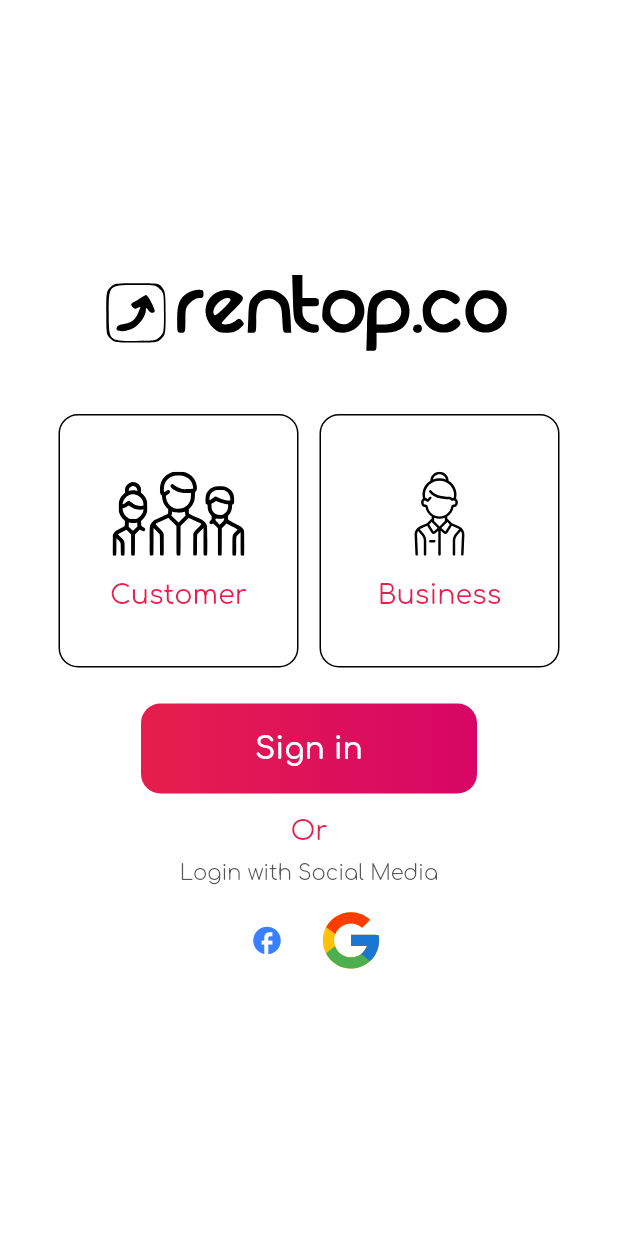
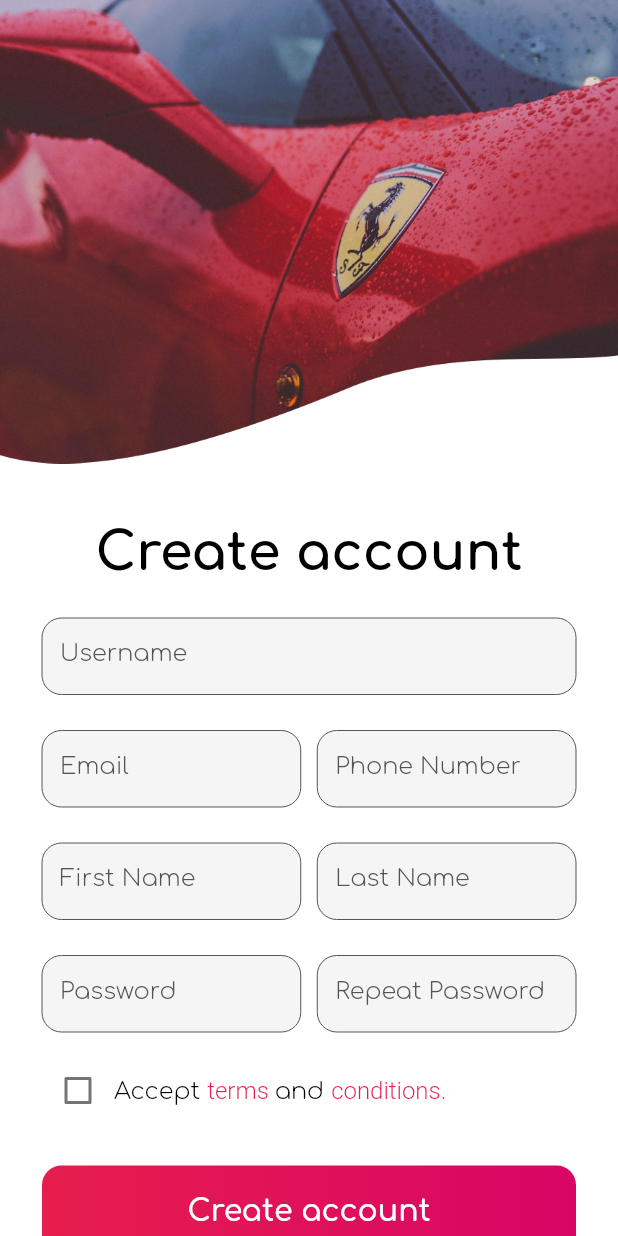
Before and after one commit to Kwayes-Information-Technology/Rentop, a Flutter app: the WelcomeScreen screen opened directly, after a tap on "Customer", on a phone screen of 412 x 824 dp. Run offline on Flutter 3.47's test engine with Material 2 defaults, Android fonts, the phone set to English and light mode, and no system bars; drawn by our look-alikes of getwidget; our stand-ins replace flutter_svg.

Commit message:
Rentop Update v5
-SignUp Screen Implemented
-Rentop TextField Implemented

```diff
--- a/lib/infrastructure/core/assets.dart
+++ b/lib/infrastructure/core/assets.dart
@@ -4,4 +4,5 @@
   static const String customerVector = "assets/images/icons/customer.svg";
   static const String businessVector = "assets/images/icons/business.svg";
   static const String googleVector = "assets/images/icons/google.svg";
+  static const String carEclipse = "assets/images/images/car_eclipse.png";
 }
--- a/lib/presentation/core/app_widget.dart
+++ b/lib/presentation/core/app_widget.dart
@@ -10,6 +10,7 @@
     return MaterialApp(
       debugShowCheckedModeBanner: false,
       theme: rentopTheme(),
+      locale: const Locale('en', "US"),
       home: const SplashScreen(),
     );
   }
--- /dev/null
+++ b/lib/presentation/signup/signup_screen.dart
@@ -0,0 +1,167 @@
+import 'package:flutter/material.dart';
+import 'package:rentop/infrastructure/core/assets.dart';
+import 'package:rentop/infrastructure/style/colors.dart';
+import 'package:rentop/presentation/widgets/rentop_buttons.dart';
+import 'package:rentop/presentation/widgets/rentop_textfields.dart';
+
+class SignUpScreen extends StatelessWidget {
+  const SignUpScreen({super.key});
+
+  @override
+  Widget build(BuildContext context) {
+    return Scaffold(
+      resizeToAvoidBottomInset: true,
+      body: SingleChildScrollView(
+        child: Column(
+          children: [
+            Image.asset(Assets.carEclipse),
+            const SizedBox(
+              height: 40,
+            ),
+            Text(
+              "Create account",
+              style: Theme.of(context).textTheme.headline1,
+            ),
+            const SizedBox(
+              height: 24,
+            ),
+            Form(
+              child: Padding(
+                padding: const EdgeInsets.symmetric(horizontal: 28),
+                child: Column(
+                  children: [
+                    RentopTextFields.rentopTextField(
+                      context: context,
+                      onChanged: (val) {},
+                      hintText: "Username",
+                    ),
+                    const SizedBox(
+                      height: 24,
+                    ),
+                    Row(
+                      children: [
+                        Flexible(
+                          child: RentopTextFields.rentopTextField(
+                            context: context,
+                            onChanged: (val) {},
+                            hintText: "Email",
+                          ),
+                        ),
+                        const SizedBox(
+                          width: 11,
+                        ),
+                        Flexible(
+                          child: RentopTextFields.rentopTextField(
+                            context: context,
+                            onChanged: (val) {},
+                            hintText: "Phone Number",
+                          ),
+                        ),
+                      ],
+                    ),
+                    const SizedBox(
+                      height: 24,
+                    ),
+                    Row(
+                      children: [
+                        Flexible(
+                          child: RentopTextFields.rentopTextField(
+                            context: context,
+                            onChanged: (val) {},
+                            hintText: "First Name",
+                          ),
+                        ),
+                        const SizedBox(
+                          width: 11,
+                        ),
+                        Flexible(
+                          child: RentopTextFields.rentopTextField(
+                            context: context,
+                            onChanged: (val) {},
+                            hintText: "Last Name",
+                          ),
+                        ),
+                      ],
+                    ),
+                    const SizedBox(
+                      height: 24,
+                    ),
+                    Row(
+                      children: [
+                        Flexible(
+                          child: RentopTextFields.rentopTextField(
+                            context: context,
+                            onChanged: (val) {},
+                            hintText: "Password",
+                          ),
+                        ),
+                        const SizedBox(
+                          width: 11,
+                        ),
+                        Flexible(
+                          child: RentopTextFields.rentopTextField(
+                            context: context,
+                            onChanged: (val) {},
+                            hintText: "Repeat Password",
+                          ),
+                        ),
+                      ],
+                    ),
+                    const SizedBox(
+                      height: 15,
+                    ),
+                    Row(
+                      children: [
+                        Checkbox(
+                          value: false,
+                          onChanged: (val) {},
+                          activeColor: mainColor,
+                        ),
+                        RichText(
+                          text: TextSpan(
+                            style:
+                                Theme.of(context).textTheme.subtitle1!.copyWith(
+                                      color: minorColor,
+                                      fontSize: 16,
+                                    ),
+                            children: <TextSpan>[
+                              const TextSpan(
+                                text: "Accept ",
+                              ),
+                              TextSpan(
+                                text: 'terms ',
+                                style: TextStyle(
+                                  color: mainColor,
+                                ),
+                              ),
+                              const TextSpan(text: 'and '),
+                              TextSpan(
+                                text: 'conditions.',
+                                style: TextStyle(
+                                  color: mainColor,
+                                ),
+                              ),
+                            ],
+                          ),
+                        )
+                      ],
+                    ),
+                    const SizedBox(
+                      height: 26,
+                    ),
+                    RentopButtons.rentopButton(
+                      text: "Create account",
+                      context: context,
+                      onBtnPressed: () {},
+                      width: double.infinity,
+                    )
+                  ],
+                ),
+              ),
+            ),
+          ],
+        ),
+      ),
+    );
+  }
+}
--- a/lib/presentation/splash/splash_screen.dart
+++ b/lib/presentation/splash/splash_screen.dart
@@ -39,6 +39,7 @@
                 context,
                 MaterialPageRoute(builder: (context) => const WelcomeScreen()),
               ),
+              width: 224,
             )
           ],
         ),
--- a/lib/presentation/welcome/welcome_screen.dart
+++ b/lib/presentation/welcome/welcome_screen.dart
@@ -3,6 +3,7 @@
 import 'package:getwidget/getwidget.dart';
 import 'package:rentop/infrastructure/core/assets.dart';
 import 'package:rentop/infrastructure/style/colors.dart';
+import 'package:rentop/presentation/signup/signup_screen.dart';
 import 'package:rentop/presentation/widgets/rentop_buttons.dart';
 import 'package:rentop/presentation/widgets/rentop_logo.dart';
 
@@ -29,13 +30,21 @@
                   RentopButtons.rentopCardButton(
                     text: "Customer",
                     context: context,
-                    onBtnPressed: () {},
+                    onBtnPressed: () => Navigator.push(
+                      context,
+                      MaterialPageRoute(
+                          builder: (context) => const SignUpScreen()),
+                    ),
                     imagePath: Assets.customerVector,
                   ),
                   RentopButtons.rentopCardButton(
                     text: "Business",
                     context: context,
-                    onBtnPressed: () {},
+                    onBtnPressed: () => Navigator.push(
+                      context,
+                      MaterialPageRoute(
+                          builder: (context) => const SignUpScreen()),
+                    ),
                     imagePath: Assets.businessVector,
                   ),
                 ],
@@ -48,6 +57,7 @@
               text: "Sign in",
               context: context,
               onBtnPressed: () {},
+              width: 224,
             ),
             const SizedBox(
               height: 15,
--- a/lib/presentation/widgets/rentop_buttons.dart
+++ b/lib/presentation/widgets/rentop_buttons.dart
@@ -7,10 +7,11 @@
     required String text,
     required BuildContext context,
     required VoidCallback onBtnPressed,
+    required double width,
   }) {
     return Container(
       height: 60,
-      width: 224,
+      width: width,
       decoration: BoxDecoration(
         borderRadius: BorderRadius.circular(13),
         gradient: LinearGradient(
--- /dev/null
+++ b/lib/presentation/widgets/rentop_textfields.dart
@@ -0,0 +1,40 @@
+import 'package:flutter/material.dart';
+import 'package:rentop/infrastructure/style/colors.dart';
+
+class RentopTextFields {
+  static Widget rentopTextField({
+    required BuildContext context,
+    required Function(String)? onChanged,
+    required String hintText,
+  }) {
+    return SizedBox(
+      height: 51,
+      child: TextFormField(
+        onChanged: onChanged,
+        decoration: InputDecoration(
+          filled: true,
+          border: OutlineInputBorder(
+            borderRadius: BorderRadius.circular(13),
+          ),
+          enabledBorder: OutlineInputBorder(
+            borderRadius: BorderRadius.circular(13),
+            borderSide: BorderSide(
+              width: 0,
+              color: minorShadeColor,
+            ),
+          ),
+          focusColor: mainColor,
+          focusedBorder: OutlineInputBorder(
+            borderRadius: BorderRadius.circular(13),
+            borderSide: BorderSide(
+              color: mainColor,
+            ),
+          ),
+          hintText: hintText,
+          hintStyle:
+              Theme.of(context).textTheme.subtitle1!.copyWith(fontSize: 16),
+        ),
+      ),
+    );
+  }
+}
--- a/pubspec.yaml
+++ b/pubspec.yaml
@@ -26,6 +26,7 @@
   assets:
     - assets/images/logo/
     - assets/images/icons/
+    - assets/images/images/
 
   fonts:
     - family: Comfortaa
```
Also changed, not shown: assets/images/images/car_eclipse.png (added), 3 other files.
